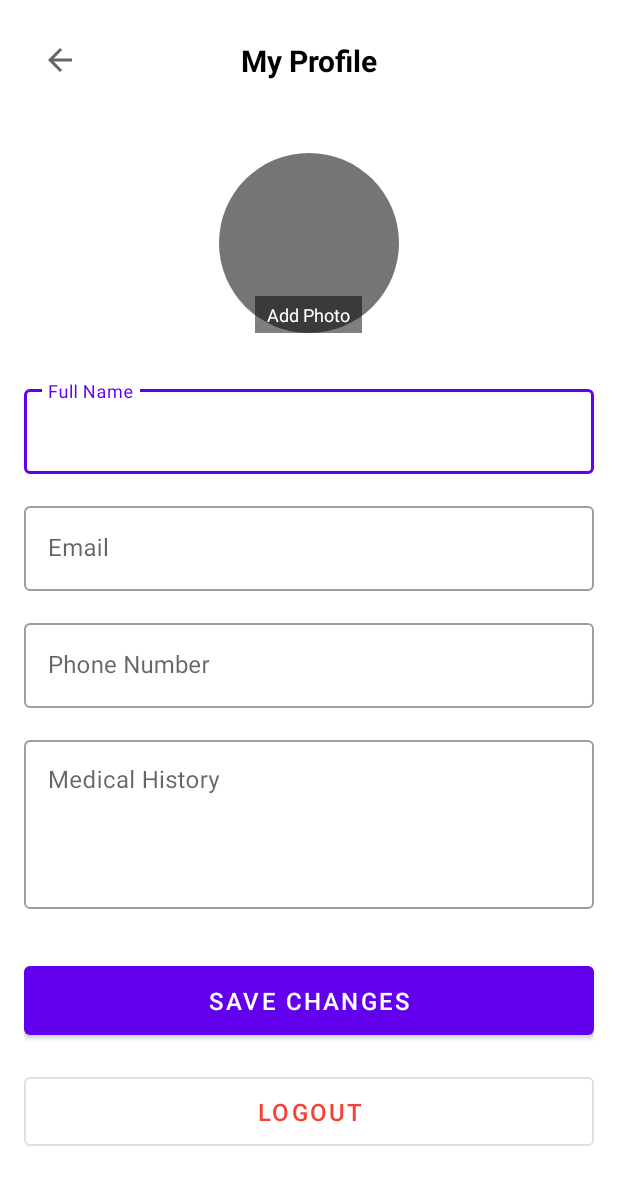
After one commit to HungNgo03/Final_Project_PRM392, an Android app built with Jetpack Compose: the ProfileActivity screen opened directly, with no data from a screen before it, on a phone screen of 412 x 824 dp. The commit adds this screen. Shown: the top 1185 px of the screen. Run offline under Robolectric (Android 15) with nearby library versions, the phone set to English and light mode, and no system bars; our stand-ins replace CircleImageView, Firebase (no records; nobody signed in at launch, a user with empty details on screens opened directly).

Commit message:
add user profile and cancel appointment

```diff
--- /dev/null
+++ b/app/src/main/java/com/example/final_project_prm392/Activity/ProfileActivity.java
@@ -0,0 +1,158 @@
+// ProfileActivity.java
+package com.example.final_project_prm392.Activity;
+
+import android.content.Intent;
+import android.net.Uri;
+import android.os.Bundle;
+import android.view.View;
+import android.widget.Toast;
+
+import androidx.activity.result.ActivityResultLauncher;
+import androidx.activity.result.contract.ActivityResultContracts;
+import androidx.appcompat.app.AppCompatActivity;
+
+import com.bumptech.glide.Glide;
+import com.example.final_project_prm392.Domain.User;
+import com.example.final_project_prm392.R;
+import com.example.final_project_prm392.ViewModel.ProfileViewModel;
+import com.example.final_project_prm392.databinding.ActivityProfileBinding;
+import com.google.firebase.auth.FirebaseAuth;
+import com.google.firebase.auth.FirebaseUser;
+import com.google.firebase.storage.FirebaseStorage;
+import com.google.firebase.storage.StorageReference;
+
+import java.util.UUID;
+
+public class ProfileActivity extends AppCompatActivity {
+
+    private ActivityProfileBinding binding;
+    private ProfileViewModel viewModel;
+    private Uri selectedImageUri;
+    private final ActivityResultLauncher<String> getContent = registerForActivityResult(
+            new ActivityResultContracts.GetContent(),
+            uri -> {
+                if (uri != null) {
+                    selectedImageUri = uri;
+                    binding.profileImage.setImageURI(uri);
+                    binding.changePhotoText.setText("Change Photo");
+                }
+            });
+
+    @Override
+    protected void onCreate(Bundle savedInstanceState) {
+        super.onCreate(savedInstanceState);
+        binding = ActivityProfileBinding.inflate(getLayoutInflater());
+        setContentView(binding.getRoot());
+
+        viewModel = new ProfileViewModel();
+
+        setupUI();
+        loadUserProfile();
+        observeViewModel();
+    }
+
+    private void setupUI() {
+        binding.backButton.setOnClickListener(v -> finish());
+
+        binding.profileImageLayout.setOnClickListener(v ->
+                getContent.launch("image/*"));
+
+        binding.saveButton.setOnClickListener(v -> saveProfile());
+
+        binding.logoutButton.setOnClickListener(v -> {
+            FirebaseAuth.getInstance().signOut();
+            Intent intent = new Intent(ProfileActivity.this, LoginActivity.class);
+            intent.setFlags(Intent.FLAG_ACTIVITY_NEW_TASK | Intent.FLAG_ACTIVITY_CLEAR_TASK);
+            startActivity(intent);
+            finish();
+        });
+    }
+
+    private void observeViewModel() {
+        viewModel.getIsLoading().observe(this, isLoading ->
+                binding.progressBar.setVisibility(isLoading ? View.VISIBLE : View.GONE));
+
+        viewModel.getErrorMessage().observe(this, errorMessage -> {
+            if (errorMessage != null && !errorMessage.isEmpty()) {
+                Toast.makeText(this, errorMessage, Toast.LENGTH_SHORT).show();
+            }
+        });
+
+        viewModel.getUserLiveData().observe(this, user -> {
+            if (user != null) {
+                updateUI(user);
+            }
+        });
+    }
+
+    private void loadUserProfile() {
+        FirebaseUser currentUser = FirebaseAuth.getInstance().getCurrentUser();
+        if (currentUser == null) {
+            Toast.makeText(this, "Please login to view profile", Toast.LENGTH_SHORT).show();
+            startActivity(new Intent(this, LoginActivity.class));
+            finish();
+            return;
+        }
+
+        viewModel.loadUserProfile();
+    }
+
+    private void updateUI(User user) {
+        binding.nameEditText.setText(user.getName());
+        binding.emailEditText.setText(user.getEmail());
+        binding.phoneEditText.setText(user.getPhone());
+        binding.medicalHistoryEditText.setText(user.getMedicalHistory());
+
+        if (user.getProfilePicture() != null && !user.getProfilePicture().isEmpty()) {
+            Glide.with(this)
+                    .load(user.getProfilePicture())
+                    .placeholder(R.drawable.placeholder_user)
+                    .into(binding.profileImage);
+            binding.changePhotoText.setText("Change Photo");
+        }
+    }
+
+    private void saveProfile() {
+        String name = binding.nameEditText.getText().toString().trim();
+        String phone = binding.phoneEditText.getText().toString().trim();
+        String medicalHistory = binding.medicalHistoryEditText.getText().toString().trim();
+
+        if (name.isEmpty()) {
+            binding.nameEditText.setError("Name is required");
+            return;
+        }
+
+        if (phone.isEmpty()) {
+            binding.phoneEditText.setError("Phone is required");
+            return;
+        }
+
+        binding.progressBar.setVisibility(View.VISIBLE);
+
+        if (selectedImageUri != null) {
+            uploadImageAndSaveProfile(name, phone, medicalHistory);
+        } else {
+            saveProfileWithoutImage(name, phone, medicalHistory);
+        }
+    }
+
+    private void uploadImageAndSaveProfile(String name, String phone, String medicalHistory) {
+        StorageReference storageRef = FirebaseStorage.getInstance().getReference();
+        StorageReference imageRef = storageRef.child("profile_images/" + UUID.randomUUID().toString());
+
+        imageRef.putFile(selectedImageUri)
+                .addOnSuccessListener(taskSnapshot -> imageRef.getDownloadUrl()
+                        .addOnSuccessListener(uri -> {
+                            String imageUrl = uri.toString();
+                            viewModel.updateUserProfile(name, phone, medicalHistory, imageUrl);
+                        }))
+                .addOnFailureListener(e -> {
+                    binding.progressBar.setVisibility(View.GONE);
+                    Toast.makeText(ProfileActivity.this, "Failed to upload image: " + e.getMessage(), Toast.LENGTH_SHORT).show();
+                });
+    }
+
+    private void saveProfileWithoutImage(String name, String phone, String medicalHistory) {
+        viewModel.updateUserProfile(name, phone, medicalHistory, null);
+    }
+}
--- a/app/src/main/java/com/example/final_project_prm392/Activity/SplashActivity.java
+++ b/app/src/main/java/com/example/final_project_prm392/Activity/SplashActivity.java
@@ -2,7 +2,6 @@ package com.example.final_project_prm392.Activity;
 
 import android.content.Intent;
 import android.os.Bundle;
-import android.widget.Toast;
 
 import androidx.activity.EdgeToEdge;
 import androidx.appcompat.app.AppCompatActivity;
@@ -18,8 +17,7 @@ public class SplashActivity extends AppCompatActivity {
         binding = ActivitySplashBinding.inflate(getLayoutInflater());
         setContentView(binding.getRoot());
         binding.startBtn.setOnClickListener(v -> {
-            Toast.makeText(SplashActivity.this, "Đã nhấn Continue", Toast.LENGTH_SHORT).show();
-            startActivity(new Intent(SplashActivity.this, MainActivity.class));
+            startActivity(new Intent(SplashActivity.this, LoginActivity.class));
         });
     }
 }
--- /dev/null
+++ b/app/src/main/java/com/example/final_project_prm392/ViewModel/ProfileViewModel.java
@@ -0,0 +1,85 @@
+// ProfileViewModel.java
+package com.example.final_project_prm392.ViewModel;
+
+import androidx.lifecycle.LiveData;
+import androidx.lifecycle.MutableLiveData;
+import androidx.lifecycle.ViewModel;
+
+import com.example.final_project_prm392.Domain.User;
+import com.example.final_project_prm392.Repository.UserRepository;
+
+public class ProfileViewModel extends ViewModel {
+    private final UserRepository repository;
+    private final MutableLiveData<Boolean> isLoading = new MutableLiveData<>(false);
+    private final MutableLiveData<String> errorMessage = new MutableLiveData<>();
+    private final MutableLiveData<User> userLiveData = new MutableLiveData<>();
+    private User currentUser;
+
+    public ProfileViewModel() {
+        this.repository = new UserRepository();
+    }
+
+    public LiveData<Boolean> getIsLoading() {
+        return isLoading;
+    }
+
+    public LiveData<String> getErrorMessage() {
+        return errorMessage;
+    }
+
+    public LiveData<User> getUserLiveData() {
+        return userLiveData;
+    }
+
+    public void loadUserProfile() {
+        isLoading.setValue(true);
+        repository.getCurrentUser(new UserRepository.UserCallback() {
+            @Override
+            public void onSuccess(User user) {
+                currentUser = user;
+                userLiveData.postValue(user);
+                isLoading.postValue(false);
+            }
+
+            @Override
+            public void onFailure(Exception e) {
+                errorMessage.postValue("Failed to load profile: " + e.getMessage());
+                isLoading.postValue(false);
+            }
+        });
+    }
+
+    public void updateUserProfile(String name, String phone, String medicalHistory, String profilePicture) {
+        if (currentUser == null) {
+            errorMessage.postValue("User not found");
+            return;
+        }
+
+        isLoading.setValue(true);
+
+        // Update user object
+        currentUser.setName(name);
+        currentUser.setPhone(phone);
+        currentUser.setMedicalHistory(medicalHistory);
+
+        // Only update profile picture if a new one was provided
+        if (profilePicture != null) {
+            currentUser.setProfilePicture(profilePicture);
+        }
+
+        repository.updateUserProfile(currentUser, new UserRepository.OperationCallback() {
+            @Override
+            public void onSuccess() {
+                userLiveData.postValue(currentUser);
+                isLoading.postValue(false);
+                errorMessage.postValue("Profile updated successfully");
+            }
+
+            @Override
+            public void onFailure(Exception e) {
+                errorMessage.postValue("Failed to update profile: " + e.getMessage());
+                isLoading.postValue(false);
+            }
+        });
+    }
+}
--- /dev/null
+++ b/app/src/main/res/drawable/placeholder_user.xml
@@ -0,0 +1,4 @@
+<?xml version="1.0" encoding="utf-8"?>
+<selector xmlns:android="http://schemas.android.com/apk/res/android">
+    <item android:drawable="@color/gray" />
+</selector>
--- /dev/null
+++ b/app/src/main/res/drawable/semi_transparent_bg.xml
@@ -0,0 +1,8 @@
+<?xml version="1.0" encoding="utf-8"?>
+<selector xmlns:android="http://schemas.android.com/apk/res/android">
+    <item>
+        <shape android:shape="rectangle">
+            <solid android:color="#80000000" />
+        </shape>
+    </item>
+</selector>
--- /dev/null
+++ b/app/src/main/res/layout/activity_profile.xml
@@ -0,0 +1,181 @@
+<?xml version="1.0" encoding="utf-8"?>
+<androidx.constraintlayout.widget.ConstraintLayout xmlns:android="http://schemas.android.com/apk/res/android"
+    xmlns:app="http://schemas.android.com/apk/res-auto"
+    xmlns:tools="http://schemas.android.com/tools"
+    android:layout_width="match_parent"
+    android:layout_height="match_parent"
+    android:background="@color/white"
+    tools:context=".Activity.ProfileActivity">
+
+    <ImageButton
+        android:id="@+id/backButton"
+        android:layout_width="48dp"
+        android:layout_height="48dp"
+        android:layout_marginStart="16dp"
+        android:layout_marginTop="16dp"
+        android:background="?attr/selectableItemBackgroundBorderless"
+        android:contentDescription="@string/back"
+        android:src="@drawable/ic_back"
+        app:layout_constraintStart_toStartOf="parent"
+        app:layout_constraintTop_toTopOf="parent" />
+
+    <TextView
+        android:id="@+id/titleTextView"
+        android:layout_width="wrap_content"
+        android:layout_height="wrap_content"
+        android:text="My Profile"
+        android:textColor="@color/black"
+        android:textSize="20sp"
+        android:textStyle="bold"
+        app:layout_constraintBottom_toBottomOf="@+id/backButton"
+        app:layout_constraintEnd_toEndOf="parent"
+        app:layout_constraintStart_toStartOf="parent"
+        app:layout_constraintTop_toTopOf="@+id/backButton" />
+
+    <ScrollView
+        android:layout_width="match_parent"
+        android:layout_height="0dp"
+        android:layout_marginTop="16dp"
+        app:layout_constraintBottom_toBottomOf="parent"
+        app:layout_constraintTop_toBottomOf="@+id/titleTextView">
+
+        <androidx.constraintlayout.widget.ConstraintLayout
+            android:layout_width="match_parent"
+            android:layout_height="wrap_content"
+            android:padding="16dp">
+
+            <FrameLayout
+                android:id="@+id/profileImageLayout"
+                android:layout_width="120dp"
+                android:layout_height="120dp"
+                android:layout_marginTop="16dp"
+                app:layout_constraintEnd_toEndOf="parent"
+                app:layout_constraintStart_toStartOf="parent"
+                app:layout_constraintTop_toTopOf="parent">
+
+                <de.hdodenhof.circleimageview.CircleImageView
+                    android:id="@+id/profileImage"
+                    android:layout_width="match_parent"
+                    android:layout_height="match_parent"
+                    android:src="@drawable/placeholder_user" />
+
+                <TextView
+                    android:id="@+id/changePhotoText"
+                    android:layout_width="wrap_content"
+                    android:layout_height="wrap_content"
+                    android:layout_gravity="bottom|center_horizontal"
+                    android:background="@drawable/semi_transparent_bg"
+                    android:paddingHorizontal="8dp"
+                    android:paddingVertical="4dp"
+                    android:text="Add Photo"
+                    android:textColor="@color/white"
+                    android:textSize="12sp" />
+            </FrameLayout>
+
+            <com.google.android.material.textfield.TextInputLayout
+                android:id="@+id/nameInputLayout"
+                style="@style/Widget.MaterialComponents.TextInputLayout.OutlinedBox"
+                android:layout_width="match_parent"
+                android:layout_height="wrap_content"
+                android:layout_marginTop="32dp"
+                android:hint="Full Name"
+                app:layout_constraintTop_toBottomOf="@+id/profileImageLayout">
+
+                <com.google.android.material.textfield.TextInputEditText
+                    android:id="@+id/nameEditText"
+                    android:layout_width="match_parent"
+                    android:layout_height="wrap_content"
+                    android:inputType="textPersonName" />
+
+            </com.google.android.material.textfield.TextInputLayout>
+
+            <com.google.android.material.textfield.TextInputLayout
+                android:id="@+id/emailInputLayout"
+                style="@style/Widget.MaterialComponents.TextInputLayout.OutlinedBox"
+                android:layout_width="match_parent"
+                android:layout_height="wrap_content"
+                android:layout_marginTop="16dp"
+                android:hint="Email"
+                app:layout_constraintTop_toBottomOf="@+id/nameInputLayout">
+
+                <com.google.android.material.textfield.TextInputEditText
+                    android:id="@+id/emailEditText"
+                    android:layout_width="match_parent"
+                    android:layout_height="wrap_content"
+                    android:enabled="false"
+                    android:inputType="textEmailAddress" />
+
+            </com.google.android.material.textfield.TextInputLayout>
+
+            <com.google.android.material.textfield.TextInputLayout
+                android:id="@+id/phoneInputLayout"
+                style="@style/Widget.MaterialComponents.TextInputLayout.OutlinedBox"
+                android:layout_width="match_parent"
+                android:layout_height="wrap_content"
+                android:layout_marginTop="16dp"
+                android:hint="Phone Number"
+                app:layout_constraintTop_toBottomOf="@+id/emailInputLayout">
+
+                <com.google.android.material.textfield.TextInputEditText
+                    android:id="@+id/phoneEditText"
+                    android:layout_width="match_parent"
+                    android:layout_height="wrap_content"
+                    android:inputType="phone" />
+
+            </com.google.android.material.textfield.TextInputLayout>
+
+            <com.google.android.material.textfield.TextInputLayout
+                android:id="@+id/medicalHistoryInputLayout"
+                style="@style/Widget.MaterialComponents.TextInputLayout.OutlinedBox"
+                android:layout_width="match_parent"
+                android:layout_height="wrap_content"
+                android:layout_marginTop="16dp"
+                android:hint="Medical History"
+                app:layout_constraintTop_toBottomOf="@+id/phoneInputLayout">
+
+                <com.google.android.material.textfield.TextInputEditText
+                    android:id="@+id/medicalHistoryEditText"
+                    android:layout_width="match_parent"
+                    android:layout_height="wrap_content"
+                    android:gravity="top"
+                    android:inputType="textMultiLine"
+                    android:lines="4" />
+
+            </com.google.android.material.textfield.TextInputLayout>
+
+            <Button
+                android:id="@+id/saveButton"
+                android:layout_width="match_parent"
+                android:layout_height="wrap_content"
+                android:layout_marginTop="32dp"
+                android:padding="12dp"
+                android:text="Save Changes"
+                android:textSize="16sp"
+                app:layout_constraintTop_toBottomOf="@+id/medicalHistoryInputLayout" />
+
+            <Button
+                android:id="@+id/logoutButton"
+                style="@style/Widget.MaterialComponents.Button.OutlinedButton"
+                android:layout_width="match_parent"
+                android:layout_height="wrap_content"
+                android:layout_marginTop="16dp"
+                android:padding="12dp"
+                android:text="Logout"
+                android:textColor="@color/red"
+                android:textSize="16sp"
+                app:layout_constraintTop_toBottomOf="@+id/saveButton" />
+
+        </androidx.constraintlayout.widget.ConstraintLayout>
+    </ScrollView>
+
+    <ProgressBar
+        android:id="@+id/progressBar"
+        android:layout_width="wrap_content"
+        android:layout_height="wrap_content"
+        android:visibility="gone"
+        app:layout_constraintBottom_toBottomOf="parent"
+        app:layout_constraintEnd_toEndOf="parent"
+        app:layout_constraintStart_toStartOf="parent"
+        app:layout_constraintTop_toTopOf="parent" />
+
+</androidx.constraintlayout.widget.ConstraintLayout>
```
Also changed, not shown: app/src/main/AndroidManifest.xml (+13 -9 lines), app/src/main/java/com/example/final_project_prm392/Activity/MainActivity.java (+3 -5 lines), app/src/main/java/com/example/final_project_prm392/Activity/RescheduleAppointmentActivity.java (added, +26 -0 lines), app/src/main/res/layout/activity_reschedule_appointment.xml (added, +9 -0 lines).
